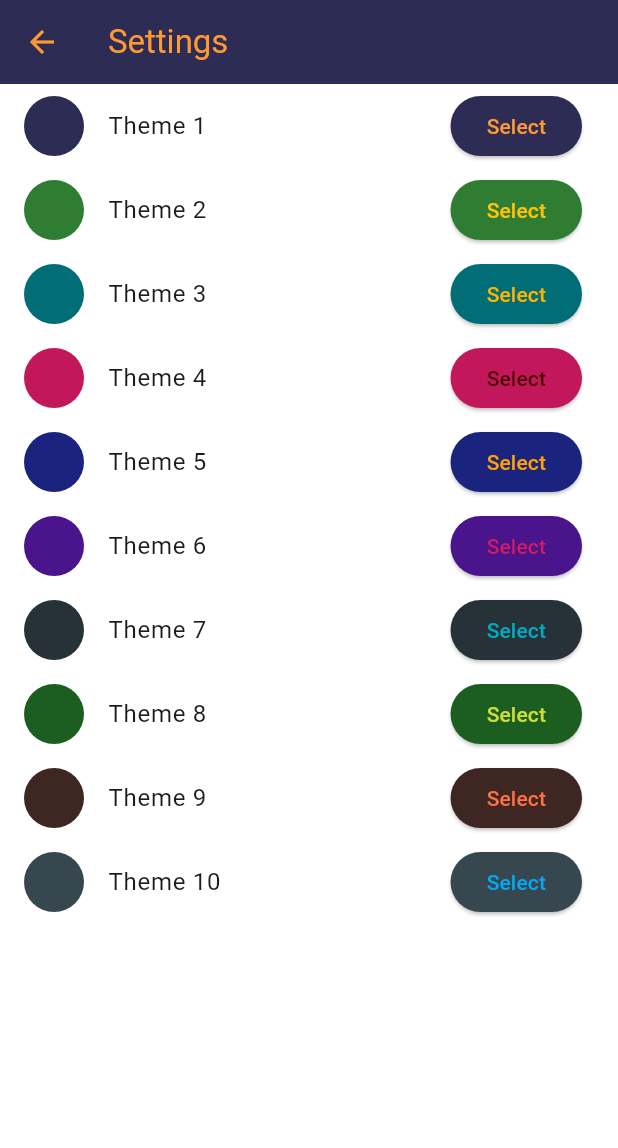
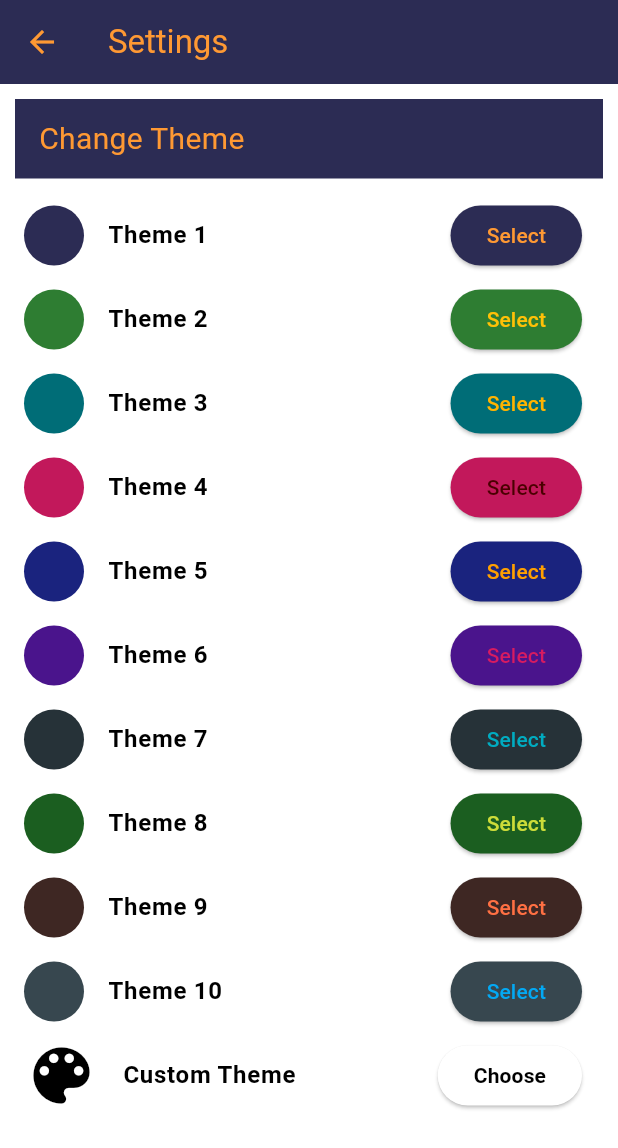
Before and after one commit to ppsspp18/Sanskrit-Recitation-App, a Flutter app: the screen it shows after launch, after a tap on "skip", after a tap on "Lets Start", after a tap on the "settings" icon, on a phone screen of 412 x 824 dp. Shown: the top 1148 px of the screen. Run offline on Flutter 3.47's test engine with Material 3 defaults, Android fonts, the phone set to English and light mode, and no system bars; our stand-ins replace audioplayers, firebase_core, flutter_colorpicker, shared_preferences; accounts and stored records are empty.

Commit message:
custom button

```diff
--- a/lib/setting_screen/settings_screen.dart
+++ b/lib/setting_screen/settings_screen.dart
@@ -1,6 +1,7 @@
 import 'package:flutter/material.dart';
 import 'package:provider/provider.dart';
 import 'package:sanskrit_racitatiion_project/theme/theme_provider.dart';
+import 'package:flutter_colorpicker/flutter_colorpicker.dart';
 
 class SettingsScreen extends StatelessWidget {
   const SettingsScreen({super.key});
@@ -16,13 +17,53 @@ class SettingsScreen extends StatelessWidget {
         backgroundColor: themeProvider.currentTheme.color1,
         foregroundColor: themeProvider.currentTheme.color2,
       ),
-      body: ListView.builder(
-        itemCount: themes.length,
+      body: Column(
+        children: [
+          Container(
+            width: double.infinity,
+            margin: const EdgeInsets.all(10),
+            padding: const EdgeInsets.symmetric(vertical: 12.0, horizontal: 16.0),
+            color: themeProvider.currentTheme.color1,
+            child: Text(
+              'Change Theme',
+              style: TextStyle(
+                color: themeProvider.currentTheme.color2,
+                fontSize: 20
+              ),
+            ),
+          ),
+          Expanded(
+            child: ListView.builder(
+              itemCount: themes.length + 1,
               itemBuilder: (context, index) {
+                if (index == themes.length) {
+                  return ListTile(
+                    leading: Icon(Icons.color_lens, color: Colors.black, size: 50),
+                    title: Text(
+                      "Custom Theme",
+                      style: TextStyle(color: Colors.black, fontWeight: FontWeight.bold),
+                    ),
+                    trailing: ElevatedButton(
+                      onPressed: () => _showCustomColorPicker(context),
+                      style: ElevatedButton.styleFrom(
+                        backgroundColor: Colors.white,
+                        foregroundColor: Colors.black,
+                      ),
+                      child: const Text(
+                        "Choose",
+                        style: TextStyle(color: Colors.black, fontWeight: FontWeight.bold),
+                      ),
+                    ),
+                  );
+                }
+
                 final theme = themes[index];
                 return ListTile(
                   leading: CircleAvatar(backgroundColor: theme.color1),
-            title: Text('Theme ${index + 1}'),
+                  title: Text(
+                    'Theme ${index + 1}',
+                    style: const TextStyle(color: Colors.black, fontWeight: FontWeight.bold),
+                  ),
                   trailing: ElevatedButton(
                     onPressed: () {
                       themeProvider.changeTheme(index);
@@ -36,6 +77,61 @@ class SettingsScreen extends StatelessWidget {
                 );
               },
             ),
+          ),
+        ],
+      ),
     );
   }
 }
+void _showCustomColorPicker(BuildContext context) {
+  Color color1 = Color(0xFF2C2C54);
+  Color color2 = Color(0xFFFF9933);
+  Color color3 = Color(0xFFFFE0B2);
+  Color color4 = Color(0xFFFFFFFF);
+
+  showDialog(
+    context: context,
+    builder: (context) => AlertDialog(
+      title: const Text('Pick 4 Theme Colors', style: TextStyle(fontWeight: FontWeight.bold)),
+      content: SingleChildScrollView(
+        child: SizedBox(
+          width: double.maxFinite,
+          child: Column(
+            children: [
+              const Text('Primary Color', style: TextStyle(fontWeight: FontWeight.bold)),
+              ColorPicker(pickerColor: color1, onColorChanged: (c) => color1 = c),
+              const Text('Secondary Color', style: TextStyle(fontWeight: FontWeight.bold)),
+              ColorPicker(pickerColor: color2, onColorChanged: (c) => color2 = c),
+              const Text('Text Background Color', style: TextStyle(fontWeight: FontWeight.bold)),
+              ColorPicker(pickerColor: color3, onColorChanged: (c) => color3 = c),
+              const Text('Screen Background Color', style: TextStyle(fontWeight: FontWeight.bold)),
+              ColorPicker(pickerColor: color4, onColorChanged: (c) => color4 = c),
+            ],
+          ),
+        ),
+      ),
+      actions: [
+        ElevatedButton(
+          style: ElevatedButton.styleFrom(
+            backgroundColor: Colors.white,
+            foregroundColor: Colors.black,
+          ),
+          onPressed: () => Navigator.pop(context),
+          child: const Text('Cancel', style: TextStyle(color: Colors.black, fontWeight: FontWeight.bold)),
+        ),
+        ElevatedButton(
+          style: ElevatedButton.styleFrom(
+            backgroundColor: Colors.white,
+            foregroundColor: Colors.black,
+          ),
+          onPressed: () {
+            Provider.of<ThemeProvider>(context, listen: false)
+                .setCustomTheme(color1, color2, color3, color4);
+            Navigator.pop(context);
+          },
+          child: const Text('Apply', style: TextStyle(color: Colors.black, fontWeight: FontWeight.bold)),
+        ),
+      ],
+    ),
+  );
+}
--- a/lib/theme/theme_provider.dart
+++ b/lib/theme/theme_provider.dart
@@ -46,13 +46,39 @@ class ThemeProvider with ChangeNotifier {
     }
   }
 
+  void setCustomTheme(Color c1, Color c2, Color c3, Color c4) async {
+    _currentTheme = ThemeColors(c1, c2, c3, c4);
+    _currentIndex = -1; // Indicate custom theme
+    notifyListeners();
+
+    // Optionally save custom colors to SharedPreferences for persistence
+    final prefs = await SharedPreferences.getInstance();
+    prefs.setInt(_themeKey, -1);
+    prefs.setInt('customColor1', c1.value);
+    prefs.setInt('customColor2', c2.value);
+    prefs.setInt('customColor3', c3.value);
+    prefs.setInt('customColor4', c4.value);
+  }
+
+
   Future<void> _loadThemeFromPrefs() async {
     final prefs = await SharedPreferences.getInstance();
     final savedIndex = prefs.getInt(_themeKey) ?? 0;
+
+    if (savedIndex == -1) {
+      // Load custom theme
+      final c1 = Color(prefs.getInt('customColor1') ?? Colors.blue.value);
+      final c2 = Color(prefs.getInt('customColor2') ?? Colors.orange.value);
+      final c3 = Color(prefs.getInt('customColor3') ?? Colors.yellow.value);
+      final c4 = Color(prefs.getInt('customColor4') ?? Colors.white.value);
+      _currentTheme = ThemeColors(c1, c2, c3, c4);
+    } else {
+      _currentTheme = _availableThemes[savedIndex];
+    }
     _currentIndex = savedIndex;
-    _currentTheme = _availableThemes[_currentIndex];
     notifyListeners();
   }
+
 
   Future<void> _saveThemeToPrefs(int index) async {
     final prefs = await SharedPreferences.getInstance();
--- a/pubspec.yaml
+++ b/pubspec.yaml
@@ -33,6 +33,7 @@ dependencies:
   shared_preferences: ^2.2.2
   audioplayers: ^5.2.1
   provider: ^6.0.5
+  flutter_colorpicker: ^1.0.3
   path_provider: ^2.1.1
   media_kit: ^1.1.11 # Primary package.
   media_kit_video: ^1.1.11 # Video playback support.
```
Also changed, not shown: pubspec.lock. Lines whose indentation alone changed are shown as unchanged.
